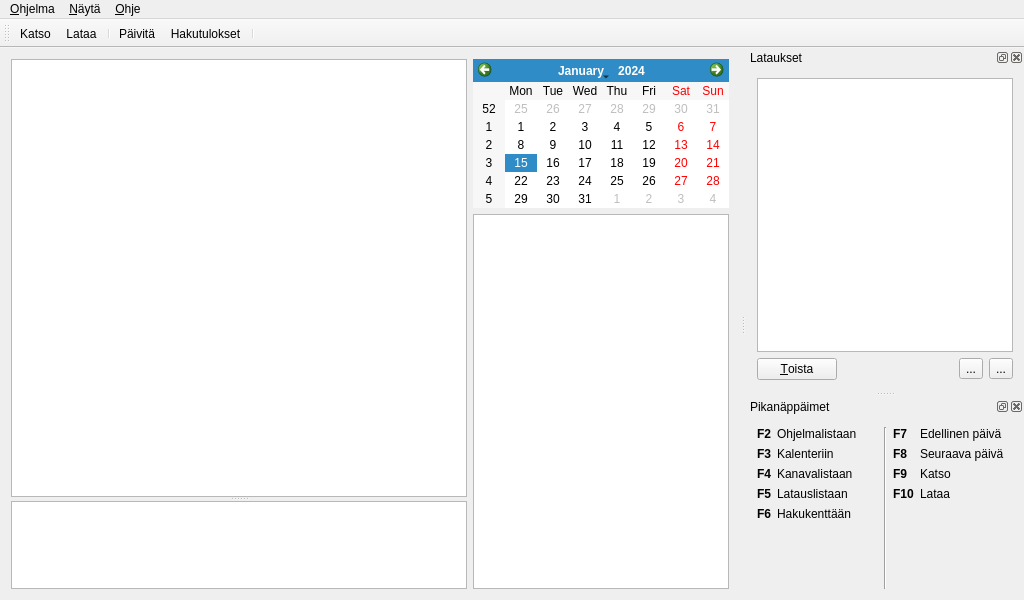
Above: mainwindow.ui from thelineva/tvkaistagui before the change. Below: the same form after it.
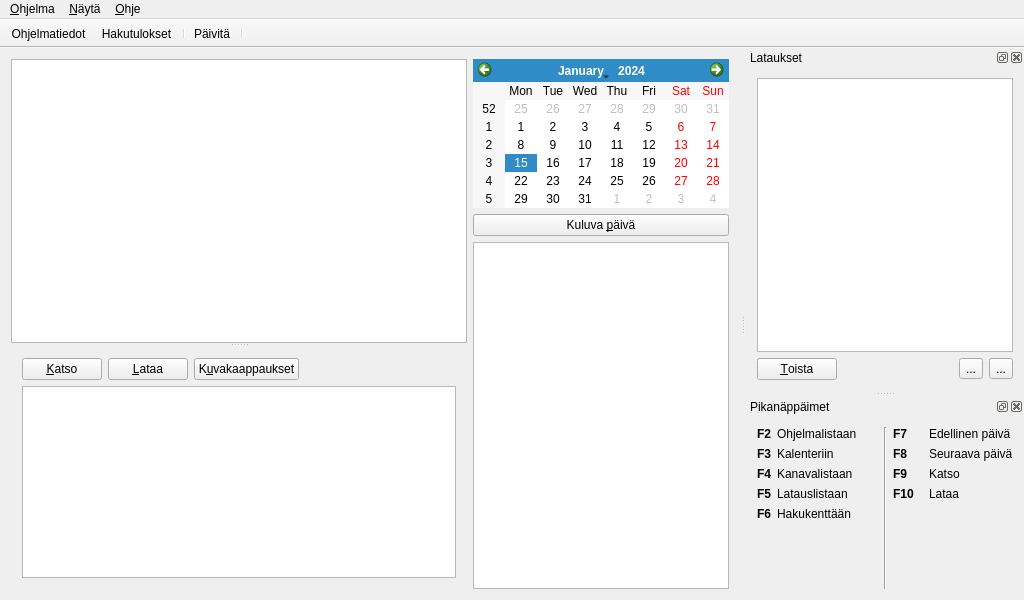
That is the form after the change. Icons and pictures are not drawn.

Commit message: Muutoksia käyttöliittymään

Diff of the .ui file:
```diff
--- a/mainwindow.ui
+++ b/mainwindow.ui
@@ -14,7 +14,7 @@
    <string>TVkaistaGUI</string>
   </property>
   <widget class="QWidget" name="centralWidget">
-   <layout class="QHBoxLayout" name="horizontalLayout" stretch="1,0">
+   <layout class="QHBoxLayout" name="horizontalLayout_4" stretch="1,0">
     <item>
      <widget class="QSplitter" name="splitter">
       <property name="orientation">
@@ -58,16 +58,81 @@
         <bool>false</bool>
        </attribute>
       </widget>
-      <widget class="QTextEdit" name="descriptionTextEdit">
-       <property name="sizePolicy">
-        <sizepolicy hsizetype="Expanding" vsizetype="Expanding">
-         <horstretch>0</horstretch>
-         <verstretch>1</verstretch>
-        </sizepolicy>
-       </property>
-       <property name="readOnly">
-        <bool>true</bool>
-       </property>
+      <widget class="QWidget" name="layoutWidget">
+       <layout class="QVBoxLayout" name="verticalLayout_3">
+        <item>
+         <layout class="QHBoxLayout" name="horizontalLayout">
+          <item>
+           <widget class="QPushButton" name="watchPushButton">
+            <property name="toolTip">
+             <string>Suoratoista valittu ohjelma</string>
+            </property>
+            <property name="text">
+             <string>&amp;Katso</string>
+            </property>
+            <property name="icon">
+             <iconset resource="images.qrc">
+              <normaloff>:/images/multimedia-16x16.png</normaloff>:/images/multimedia-16x16.png</iconset>
+            </property>
+           </widget>
+          </item>
+          <item>
+           <widget class="QPushButton" name="downloadPushButton">
+            <property name="toolTip">
+             <string>Lataa valittu ohjelma</string>
+            </property>
+            <property name="text">
+             <string>&amp;Lataa</string>
+            </property>
+            <property name="icon">
+             <iconset resource="images.qrc">
+              <normaloff>:/images/download-16x16.png</normaloff>:/images/download-16x16.png</iconset>
+            </property>
+           </widget>
+          </item>
+          <item>
+           <widget class="QPushButton" name="screenshotsPushButton">
+            <property name="toolTip">
+             <string>Näytä kuvakaappauksia valitusta ohjelmasta</string>
+            </property>
+            <property name="text">
+             <string>K&amp;uvakaappaukset</string>
+            </property>
+            <property name="icon">
+             <iconset resource="images.qrc">
+              <normaloff>:/images/image-16x16.png</normaloff>:/images/image-16x16.png</iconset>
+            </property>
+           </widget>
+          </item>
+          <item>
+           <spacer name="horizontalSpacer_2">
+            <property name="orientation">
+             <enum>Qt::Horizontal</enum>
+            </property>
+            <property name="sizeHint" stdset="0">
+             <size>
+              <width>40</width>
+              <height>20</height>
+             </size>
+            </property>
+           </spacer>
+          </item>
+         </layout>
+        </item>
+        <item>
+         <widget class="QTextEdit" name="descriptionTextEdit">
+          <property name="sizePolicy">
+           <sizepolicy hsizetype="Expanding" vsizetype="Expanding">
+            <horstretch>0</horstretch>
+            <verstretch>1</verstretch>
+           </sizepolicy>
+          </property>
+          <property name="readOnly">
+           <bool>true</bool>
+          </property>
+         </widget>
+        </item>
+       </layout>
       </widget>
      </widget>
     </item>
@@ -86,6 +151,20 @@
         </property>
        </widget>
       </item>
+      <item>
+       <widget class="QPushButton" name="currentDayPushButton">
+        <property name="toolTip">
+         <string>Näytä kuluvan päivän ohjelmatiedot</string>
+        </property>
+        <property name="text">
+         <string>Kuluva &amp;päivä</string>
+        </property>
+        <property name="icon">
+         <iconset resource="images.qrc">
+          <normaloff>:/images/today-16x16.png</normaloff>:/images/today-16x16.png</iconset>
+        </property>
+       </widget>
+      </item>
       <item>
        <widget class="QListWidget" name="channelListWidget">
         <property name="sizePolicy">
@@ -148,6 +227,15 @@
    <property name="windowTitle">
     <string>Valikko</string>
    </property>
+   <property name="movable">
+    <bool>false</bool>
+   </property>
+   <property name="iconSize">
+    <size>
+     <width>24</width>
+     <height>24</height>
+    </size>
+   </property>
    <property name="toolButtonStyle">
     <enum>Qt::ToolButtonTextBesideIcon</enum>
    </property>
@@ -160,12 +248,11 @@
    <attribute name="toolBarBreak">
     <bool>false</bool>
    </attribute>
-   <addaction name="actionWatchButton"/>
-   <addaction name="actionDownloadButton"/>
-   <addaction name="separator"/>
-   <addaction name="actionRefreshButton"/>
+   <addaction name="actionProgrammeListButton"/>
    <addaction name="actionSearchResultsButton"/>
    <addaction name="separator"/>
+   <addaction name="actionRefreshButton"/>
+   <addaction name="separator"/>
   </widget>
   <widget class="QDockWidget" name="downloadsDockWidget">
    <property name="windowTitle">
@@ -424,7 +511,7 @@
       </widget>
      </item>
      <item>
-      <layout class="QGridLayout" name="gridLayout_2" columnstretch="0,1">
+      <layout class="QGridLayout" name="gridLayout_2" columnstretch="0,0">
        <item row="0" column="0">
         <widget class="QLabel" name="sh11Label">
          <property name="font">
@@ -523,30 +610,6 @@
     </layout>
    </widget>
   </widget>
-  <action name="actionWatchButton">
-   <property name="icon">
-    <iconset resource="images.qrc">
-     <normaloff>:/images/multimedia-22x22.png</normaloff>:/images/multimedia-22x22.png</iconset>
-   </property>
-   <property name="text">
-    <string>Katso</string>
-   </property>
-   <property name="toolTip">
-    <string>Suoratoista valittu ohjelma</string>
-   </property>
-  </action>
-  <action name="actionDownloadButton">
-   <property name="icon">
-    <iconset resource="images.qrc">
-     <normaloff>:/images/download-22x22.png</normaloff>:/images/download-22x22.png</iconset>
-   </property>
-   <property name="text">
-    <string>Lataa</string>
-   </property>
-   <property name="toolTip">
-    <string>Lataa valittu ohjelma tietokoneellesi</string>
-   </property>
-  </action>
   <action name="actionWatch">
    <property name="icon">
     <iconset resource="images.qrc">
@@ -759,6 +822,38 @@
   <action name="actionScreenshots">
    <property name="text">
     <string>Kuvakaappaukset</string>
+   </property>
+   <property name="shortcut">
+    <string>Ctrl+K</string>
+   </property>
+   <property name="iconVisibleInMenu">
+    <bool>true</bool>
+   </property>
+  </action>
+  <action name="actionProgrammeListButton">
+   <property name="checkable">
+    <bool>true</bool>
+   </property>
+   <property name="icon">
+    <iconset resource="images.qrc">
+     <normaloff>:/images/list-22x22.png</normaloff>:/images/list-22x22.png</iconset>
+   </property>
+   <property name="text">
+    <string>Ohjelmatiedot</string>
+   </property>
+   <property name="iconVisibleInMenu">
+    <bool>true</bool>
+   </property>
+  </action>
+  <action name="actionProgrammeList">
+   <property name="checkable">
+    <bool>true</bool>
+   </property>
+   <property name="text">
+    <string>&amp;Ohjelmatiedot</string>
+   </property>
+   <property name="shortcut">
+    <string>Ctrl+D</string>
    </property>
   </action>
  </widget>
```
Left out of the diff: 12 changed lines with no effect on the pictures. The commit also changes 2 other files.
